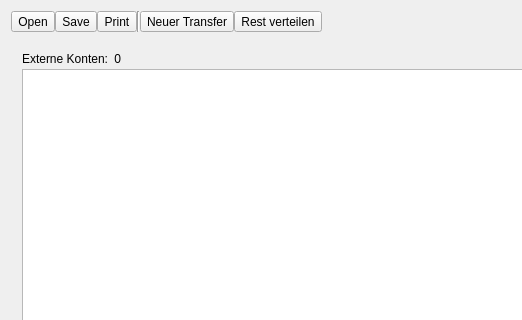
Old version of the form lib/MainWindow.ui in the repository choosyg/Buchhaltung; both pictures show x 0 to 522 and y 0 to 320 of the 1280 by 800 pixel window.
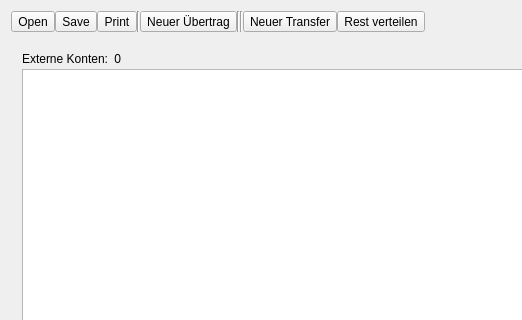
New version of the form. Icons and pictures are not drawn.

Commit message: Added button for internal transfers

Diff of the .ui file:
```diff
--- a/lib/MainWindow.ui
+++ b/lib/MainWindow.ui
@@ -73,6 +73,31 @@
         </property>
        </widget>
       </item>
+      <item>
+       <widget class="QToolButton" name="newInternalTransferButton">
+        <property name="text">
+         <string>Neuer Übertrag</string>
+        </property>
+        <property name="icon">
+         <iconset resource="../resources.qrc">
+          <normaloff>:/icons/internalTransfer.svg</normaloff>:/icons/internalTransfer.svg</iconset>
+        </property>
+       </widget>
+      </item>
+      <item>
+       <widget class="Line" name="line_2">
+        <property name="orientation">
+         <enum>Qt::Vertical</enum>
+        </property>
+       </widget>
+      </item>
+      <item>
+       <widget class="Line" name="line_3">
+        <property name="orientation">
+         <enum>Qt::Vertical</enum>
+        </property>
+       </widget>
+      </item>
       <item>
        <widget class="QToolButton" name="newTransferbutton">
         <property name="sizePolicy">
```
The commit also changes 14 other files.
